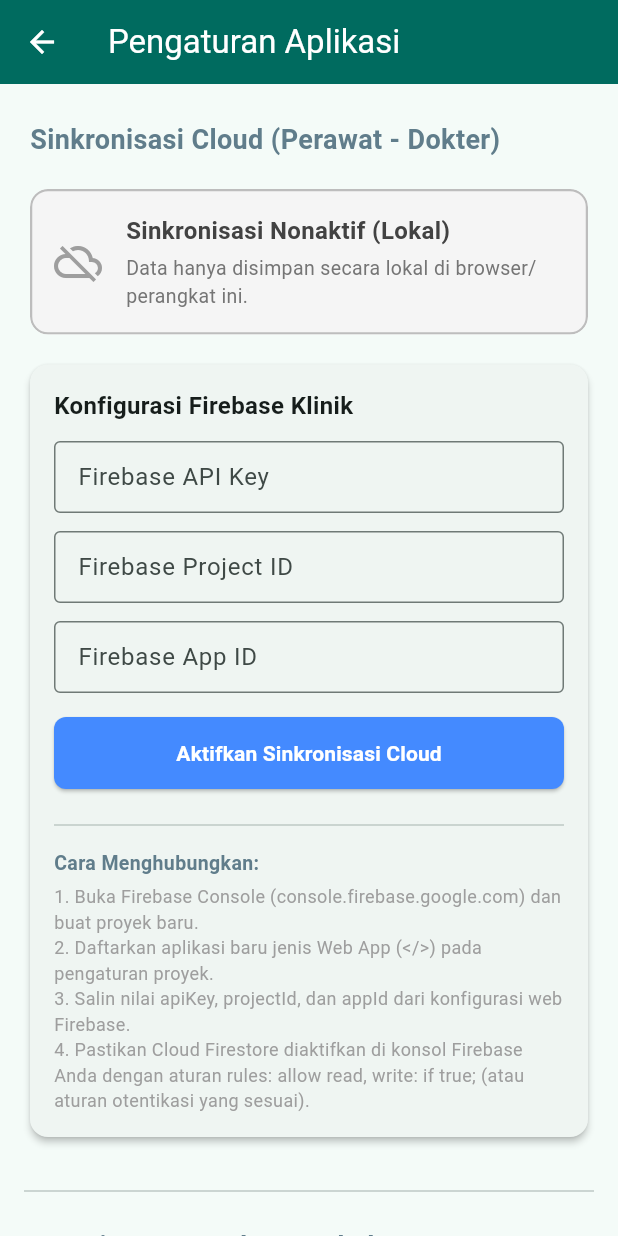
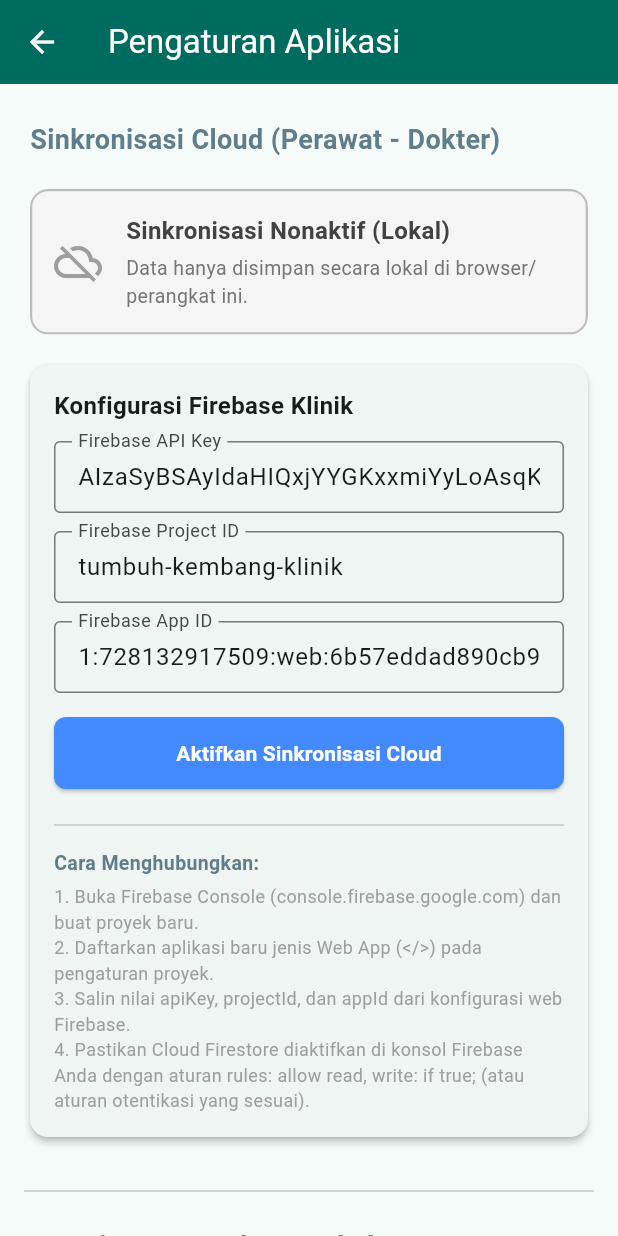
Before and after one commit to dimasdelonge-alt/Tumbuh-Kembang, a Flutter app: the screen it shows after launch, after a tap on the "settings" icon, on a phone screen of 412 x 824 dp. Run offline on Flutter 3.47's test engine with Material 3 defaults, Android fonts, the phone set to English and light mode, and no system bars; our stand-ins replace cloud_firestore, drift, drift_flutter, file_picker, firebase_core, fl_chart and 3 more; missing offline and left inert: dart:html; accounts and stored records are empty; generated files the repository leaves out were written again.

Commit message:
feat: tambahkan bundle default Firebase credentials di halaman Settings

```diff
--- a/lib/screens/settings_screen.dart
+++ b/lib/screens/settings_screen.dart
@@ -32,9 +32,19 @@
 
   Future<void> _loadSyncConfig() async {
     final config = await _syncService.loadConfig();
-    _apiKeyController.text = config['apiKey'] ?? '';
-    _projectIdController.text = config['projectId'] ?? '';
-    _appIdController.text = config['appId'] ?? '';
+    final apiKey = config['apiKey'] ?? '';
+    final projectId = config['projectId'] ?? '';
+    final appId = config['appId'] ?? '';
+
+    _apiKeyController.text = apiKey.isNotEmpty
+        ? apiKey
+        : 'AIzaSyBSAyIdaHIQxjYYGKxxmiYyLoAsqKxCBdo';
+    _projectIdController.text = projectId.isNotEmpty
+        ? projectId
+        : 'tumbuh-kembang-klinik';
+    _appIdController.text = appId.isNotEmpty
+        ? appId
+        : '1:728132917509:web:6b57eddad890cb960fbf6c';
   }
 
   @override
```
